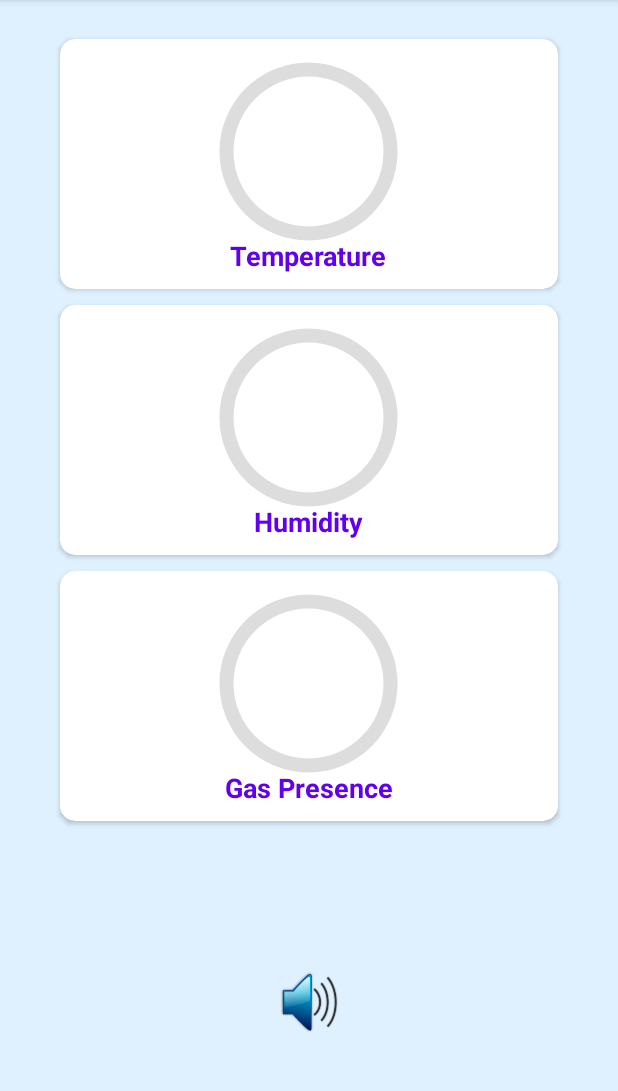
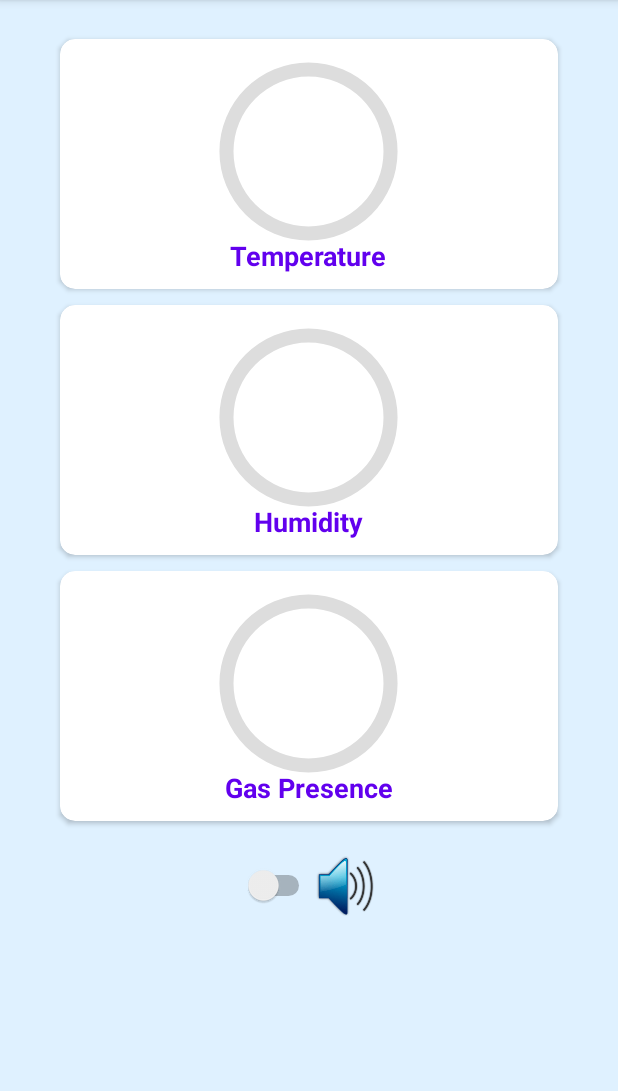
Before and after one commit to fuchsialab/IOT, an Android app: the screen it shows after launch (MainActivity), on a phone screen of 412 x 824 dp, the part 84-1175 px from its top. Run offline under Robolectric (Android 15) with nearby library versions, the phone set to English and light mode, and no system bars; our stand-ins replace Firebase (no records; nobody signed in at launch, a user with empty details on screens opened directly).

Commit message:
Update Notification.java

```diff
--- a/app/src/main/java/com/example/atmdevice/MainActivity.java
+++ b/app/src/main/java/com/example/atmdevice/MainActivity.java
@@ -70,6 +70,7 @@ public class MainActivity extends AppCompatActivity {
             switch1.setChecked(true);
             im1.setVisibility(View.VISIBLE);
             im2.setVisibility(View.GONE);
+            stopService(new Intent(MainActivity.this,Notification.class));
             Toast.makeText(MainActivity.this, "Alarm Muted Mode Activated", Toast.LENGTH_SHORT).show();
 
         }else{
--- a/app/src/main/res/layout/activity_main.xml
+++ b/app/src/main/res/layout/activity_main.xml
@@ -33,7 +33,6 @@
                     android:layout_marginTop="2dp"
                     android:textSize="20sp"
                     android:textStyle="bold"
-                    android:text="Gas Presence"
                     android:layout_centerHorizontal="true"
                     android:layout_width="wrap_content"
                     android:layout_height="wrap_content"/>
@@ -49,7 +48,7 @@
 
         android:layout_below="@+id/notice"
         android:layout_width="match_parent"
-        android:layout_height="wrap_content">
+        android:layout_height="match_parent">
 
         <RelativeLayout
             android:layout_marginTop="10dp"
@@ -212,7 +211,6 @@
 
 
 
-
             <androidx.cardview.widget.CardView
                 android:layout_below="@+id/frame2"
                 android:id="@+id/frame3"
@@ -290,6 +288,38 @@
 
             </androidx.cardview.widget.CardView>
 
+            <LinearLayout
+                android:gravity="center_horizontal"
+                android:layout_marginTop="550dp"
+                android:layout_alignParentBottom="true"
+                android:layout_centerHorizontal="true"
+                android:layout_width="match_parent"
+                android:layout_height="match_parent">
+
+                <Switch
+                    android:id="@+id/sw"
+                    android:layout_gravity="center_vertical"
+                    android:layout_width="wrap_content"
+                    android:layout_height="wrap_content"
+                    tools:ignore="UseSwitchCompatOrMaterialXml" />
+
+                <ImageView
+
+                    android:id="@+id/mute"
+                    android:src="@drawable/mute"
+                    android:layout_width="40dp"
+                    android:layout_height="40dp"/>
+
+                <ImageView
+                    android:id="@+id/unmute"
+                    android:src="@drawable/unmute"
+                    android:layout_width="40dp"
+                    android:layout_height="40dp"/>
+
+
+
+            </LinearLayout>
+
 
         </RelativeLayout>
 
@@ -299,25 +329,4 @@
 
 
 
-    <ImageView
-
-        android:id="@+id/mute"
-        android:layout_marginBottom="80dp"
-        android:layout_alignParentBottom="true"
-        android:layout_centerHorizontal="true"
-        android:src="@drawable/mute"
-        android:layout_width="40dp"
-        android:layout_height="40dp"/>
-
-    <ImageView
-        android:id="@+id/unmute"
-        android:layout_marginBottom="80dp"
-        android:layout_alignParentBottom="true"
-        android:layout_centerHorizontal="true"
-        android:src="@drawable/unmute"
-        android:layout_width="40dp"
-        android:layout_height="40dp"/>
-
-
-
 </RelativeLayout>
```
Also changed, not shown: app/src/main/res/drawable/icon.png (added).
